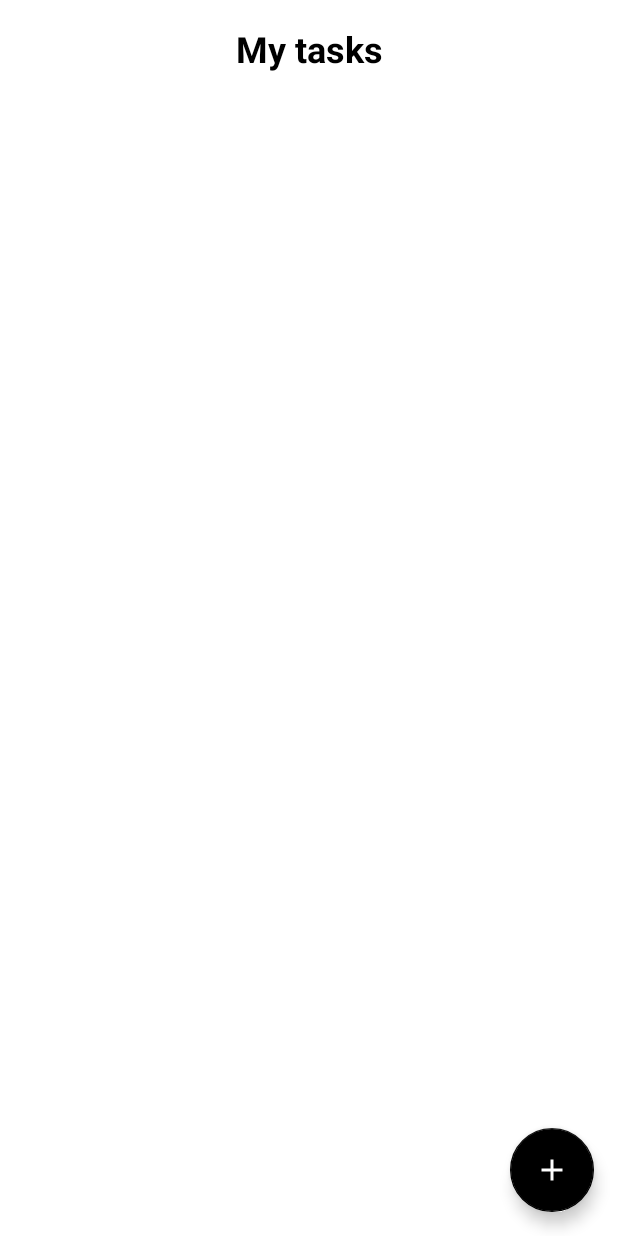
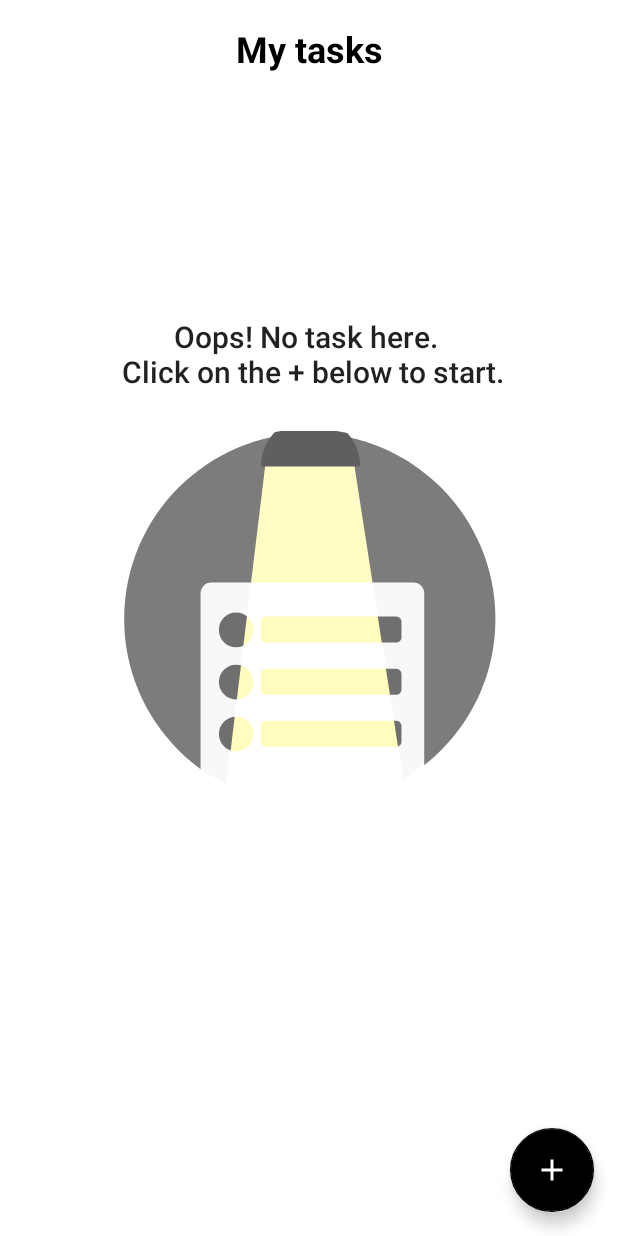
Before and after one commit to EduardoMaxwell/ToDoList, an Android app: the screen it shows after launch (MainActivity), on a phone screen of 412 x 824 dp. Run offline under Robolectric (Android 15) with nearby library versions, the phone set to English and light mode, and no system bars; our stand-ins replace Room's generated code.

Commit message:
Added empty screen when there is no task created

```diff
--- a/app/src/main/java/br/com/eduardomaxwell/todolist/ui/TaskListFragment.kt
+++ b/app/src/main/java/br/com/eduardomaxwell/todolist/ui/TaskListFragment.kt
@@ -42,14 +42,9 @@ class TaskListFragment : Fragment() {
             this.findNavController().navigate(action)
         }
 
-        binding.rvTasks.layoutManager = LinearLayoutManager(this.context)
-        binding.rvTasks.adapter = adapter
+        setUpRecyclerView(adapter)
 
-        viewModel.allTasks.observe(this.viewLifecycleOwner) { tasks ->
-            tasks.let {
-                adapter.submitList(it)
-            }
-        }
+
 
         binding.fabAddTask.setOnClickListener {
             val action =
@@ -60,4 +55,22 @@ class TaskListFragment : Fragment() {
         }
     }
 
+    private fun setUpRecyclerView(adapter: TaskAdapter) {
+        binding.rvTasks.layoutManager = LinearLayoutManager(this.context)
+        binding.rvTasks.adapter = adapter
+
+        viewModel.allTasks.observe(this.viewLifecycleOwner) { tasks ->
+            tasks.let {
+                if (tasks.isNotEmpty()) {
+                    binding.empty.emptyState.visibility = View.GONE
+                    binding.rvTasks.visibility = View.VISIBLE
+                } else {
+                    binding.empty.emptyState.visibility = View.VISIBLE
+                    binding.rvTasks.visibility = View.GONE
+                }
+                adapter.submitList(it)
+            }
+        }
+    }
+
 }
--- a/app/src/main/res/layout/empty_state.xml
+++ b/app/src/main/res/layout/empty_state.xml
@@ -7,10 +7,21 @@
     android:layout_gravity="center"
     android:layout_margin="16dp">
 
+    <TextView
+        style="@style/TextAppearance.AppCompat.Title"
+        android:layout_width="0dp"
+        android:layout_height="wrap_content"
+        android:layout_marginBottom="16dp"
+        android:text="@string/txt_empty_tasks"
+        android:textAlignment="center"
+        app:layout_constraintBottom_toTopOf="@id/icEmpty"
+        app:layout_constraintEnd_toEndOf="parent"
+        app:layout_constraintStart_toStartOf="parent" />
+
     <com.airbnb.lottie.LottieAnimationView
         android:id="@+id/icEmpty"
         android:layout_width="250dp"
-        android:layout_height="wrap_content"
+        android:layout_height="270dp"
         app:layout_constraintBottom_toBottomOf="parent"
         app:layout_constraintEnd_toEndOf="parent"
         app:layout_constraintStart_toStartOf="parent"
--- a/app/src/main/res/layout/fragment_task_list.xml
+++ b/app/src/main/res/layout/fragment_task_list.xml
@@ -19,7 +19,17 @@
         app:layout_constraintStart_toStartOf="parent"
         app:layout_constraintTop_toTopOf="parent" />
 
+    <include
+        android:id="@+id/empty"
+        layout="@layout/empty_state"
+        android:visibility="visible"
+        app:layout_constraintBottom_toBottomOf="parent"
+        app:layout_constraintEnd_toEndOf="parent"
+        app:layout_constraintStart_toStartOf="parent"
+        app:layout_constraintTop_toBottomOf="@id/tvTitle" />
+
     <androidx.recyclerview.widget.RecyclerView
+        android:visibility="gone"
         android:id="@+id/rvTasks"
         android:layout_width="match_parent"
         android:layout_height="0dp"
```
